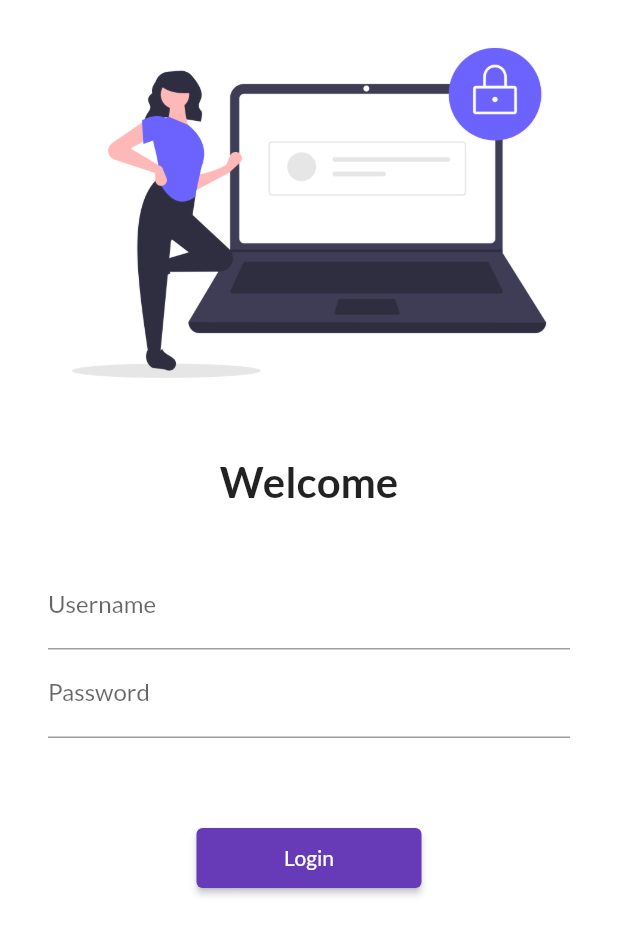
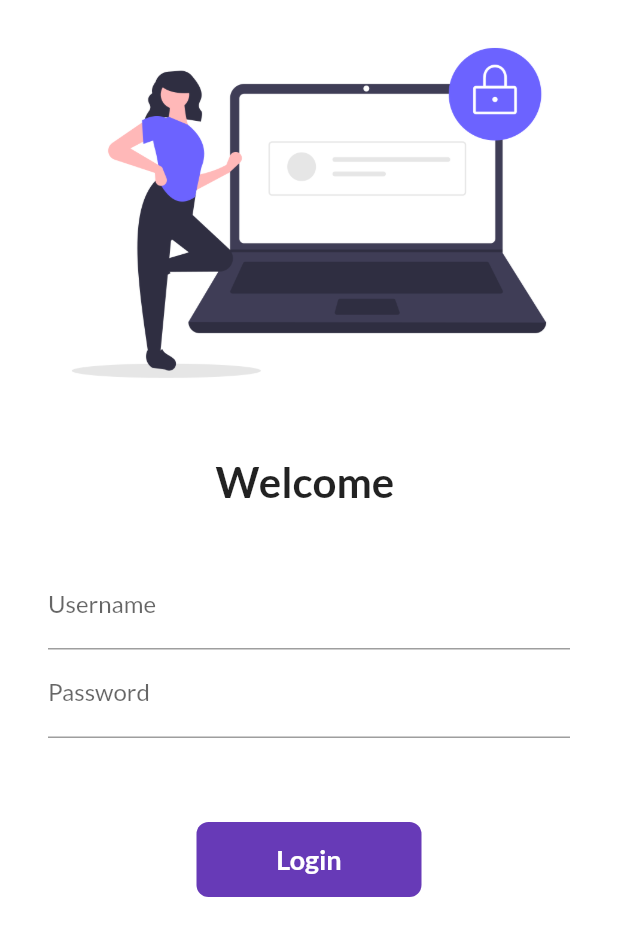
Before and after one commit to arunwebtech/flutter_catalog, a Flutter app: the screen it shows after launch, on a phone screen of 412 x 824 dp. Shown: the top 936 px of the screen. Run offline on Flutter 3.47's test engine with Material 2 defaults, Android fonts, the phone set to English and light mode, and no system bars; our stand-ins replace google_fonts.

Commit message:
fourth commit
Signed-off-by: swaggy_arun <arunj1408@gmail.com>

```diff
--- a/lib/pages/login_page.dart
+++ b/lib/pages/login_page.dart
@@ -1,8 +1,16 @@
 import 'package:flutter/material.dart';
 import 'package:flutter_catalog/utils/routes.dart';
 
-class LoginPage extends StatelessWidget {
+class LoginPage extends StatefulWidget {
   const LoginPage({Key? key}) : super(key: key);
+
+  @override
+  _LoginPageState createState() => _LoginPageState();
+}
+
+class _LoginPageState extends State<LoginPage> {
+  String name = "";
+  bool changeButton = false;
 
   @override
   Widget build(BuildContext context) {
@@ -19,7 +27,7 @@ class LoginPage extends StatelessWidget {
                 height: 20,
               ),
               Text(
-                'Welcome',
+                'Welcome $name',
                 style: TextStyle(fontSize: 28, fontWeight: FontWeight.bold),
               ),
               SizedBox(
@@ -27,10 +35,15 @@ class LoginPage extends StatelessWidget {
               ),
               Padding(
                 padding:
-                    const EdgeInsets.symmetric(vertical: 16, horizontal: 32),
+                const EdgeInsets.symmetric(vertical: 16, horizontal: 32),
                 child: Column(
                   children: [
                     TextFormField(
+                      onChanged: (value) {
+                        setState(() {
+                          name = value;
+                        });
+                      },
                       decoration: InputDecoration(
                           hintText: 'Enter UserName', labelText: 'Username'),
                     ),
@@ -45,12 +58,46 @@ class LoginPage extends StatelessWidget {
               SizedBox(
                 height: 40,
               ),
-              ElevatedButton(
+              InkWell(
+                onTap: () async {
+                  setState(() {
+                    changeButton = true;
+                  });
+                  await Future.delayed(Duration(seconds: 1));
+                  Navigator.pushNamed(context, MyRoutes.homeRoute);
+                },
+                child: AnimatedContainer(
+                  duration: Duration(seconds: 1),
+                  width: changeButton ? 50 : 150,
+                  height: 50,
+                  decoration: BoxDecoration(
+                      color: Colors.deepPurple,
+                      // shape: changeButton? BoxShape.circle : BoxShape.rectangle,
+                      borderRadius: changeButton
+                          ? BorderRadius.circular(50)
+                          : BorderRadius.circular(8)),
+                  alignment: Alignment.center,
+                  child: changeButton
+                      ? Icon(
+                          Icons.done,
+                          color: Colors.white,
+                        )
+                      : Text(
+                          "Login",
+                          style: TextStyle(
+                              color: Colors.white,
+                              fontWeight: FontWeight.bold,
+                              fontSize: 18),
+                        ),
+                ),
+              )
+
+              /*ElevatedButton(
                   onPressed: () {
                     Navigator.pushNamed(context, MyRoutes.homeRoute);
                   },
                   child: Text('Login'),
-                  style: TextButton.styleFrom(minimumSize: Size(150, 40))),
+                  style: TextButton.styleFrom(minimumSize: Size(150, 40))),*/
             ],
           ),
         ));
```
